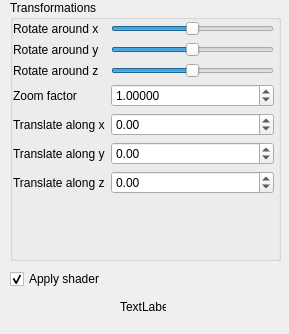
Above: CAGD_PROJECT/GUI/SideWidget.ui from csibesz07/216FA51A671ED914665757126D977 before the change. Below: the same form after it.
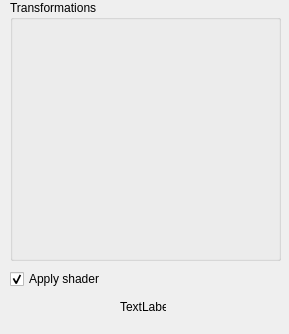
That is the form after the change.

```diff
--- a/CAGD_PROJECT/GUI/SideWidget.ui
+++ b/CAGD_PROJECT/GUI/SideWidget.ui
@@ -37,185 +37,6 @@
    <property name="title">
     <string>Transformations</string>
    </property>
-   <widget class="QWidget" name="layoutWidget">
-    <property name="geometry">
-     <rect>
-      <x>3</x>
-      <y>21</y>
-      <width>261</width>
-      <height>230</height>
-     </rect>
-    </property>
-    <layout class="QFormLayout" name="formLayout">
-     <item row="0" column="0">
-      <widget class="QLabel" name="label">
-       <property name="text">
-        <string>Rotate around x</string>
-       </property>
-       <property name="buddy">
-        <cstring>rotate_x_slider</cstring>
-       </property>
-      </widget>
-     </item>
-     <item row="0" column="1">
-      <widget class="QSlider" name="rotate_x_slider">
-       <property name="minimum">
-        <number>-180</number>
-       </property>
-       <property name="maximum">
-        <number>180</number>
-       </property>
-       <property name="orientation">
-        <enum>Qt::Horizontal</enum>
-       </property>
-      </widget>
-     </item>
-     <item row="1" column="0">
-      <widget class="QLabel" name="label_2">
-       <property name="text">
-        <string>Rotate around y</string>
-       </property>
-       <property name="buddy">
-        <cstring>rotate_y_slider</cstring>
-       </property>
-      </widget>
-     </item>
-     <item row="1" column="1">
-      <widget class="QSlider" name="rotate_y_slider">
-       <property name="minimum">
-        <number>-180</number>
-       </property>
-       <property name="maximum">
-        <number>180</number>
-       </property>
-       <property name="orientation">
-        <enum>Qt::Horizontal</enum>
-       </property>
-      </widget>
-     </item>
-     <item row="2" column="0">
-      <widget class="QLabel" name="label_3">
-       <property name="text">
-        <string>Rotate around z</string>
-       </property>
-       <property name="buddy">
-        <cstring>rotate_z_slider</cstring>
-       </property>
-      </widget>
-     </item>
-     <item row="2" column="1">
-      <widget class="QSlider" name="rotate_z_slider">
-       <property name="minimum">
-        <number>-180</number>
-       </property>
-       <property name="maximum">
-        <number>180</number>
-       </property>
-       <property name="orientation">
-        <enum>Qt::Horizontal</enum>
-       </property>
-      </widget>
-     </item>
-     <item row="3" column="0">
-      <widget class="QLabel" name="label_4">
-       <property name="text">
-        <string>Zoom factor</string>
-       </property>
-       <property name="buddy">
-        <cstring>zoom_factor_spin_box</cstring>
-       </property>
-      </widget>
-     </item>
-     <item row="3" column="1">
-      <widget class="QDoubleSpinBox" name="zoom_factor_spin_box">
-       <property name="decimals">
-        <number>5</number>
-       </property>
-       <property name="minimum">
-        <double>0.000100000000000</double>
-       </property>
-       <property name="maximum">
-        <double>10000.000000000000000</double>
-       </property>
-       <property name="singleStep">
-        <double>0.100000000000000</double>
-       </property>
-       <property name="value">
-        <double>1.000000000000000</double>
-       </property>
-      </widget>
-     </item>
-     <item row="4" column="0">
-      <widget class="QLabel" name="label_5">
-       <property name="text">
-        <string>Translate along x</string>
-       </property>
-       <property name="buddy">
-        <cstring>trans_x_spin_box</cstring>
-       </property>
-      </widget>
-     </item>
-     <item row="4" column="1">
-      <widget class="QDoubleSpinBox" name="trans_x_spin_box">
-       <property name="minimum">
-        <double>-100.000000000000000</double>
-       </property>
-       <property name="maximum">
-        <double>100.000000000000000</double>
-       </property>
-       <property name="singleStep">
-        <double>0.100000000000000</double>
-       </property>
-      </widget>
-     </item>
-     <item row="5" column="0">
-      <widget class="QLabel" name="label_6">
-       <property name="text">
-        <string>Translate along y</string>
-       </property>
-       <property name="buddy">
-        <cstring>trans_y_spin_box</cstring>
-       </property>
-      </widget>
-     </item>
-     <item row="5" column="1">
-      <widget class="QDoubleSpinBox" name="trans_y_spin_box">
-       <property name="minimum">
-        <double>-100.000000000000000</double>
-       </property>
-       <property name="maximum">
-        <double>100.000000000000000</double>
-       </property>
-       <property name="singleStep">
-        <double>0.100000000000000</double>
-       </property>
-      </widget>
-     </item>
-     <item row="6" column="0">
-      <widget class="QLabel" name="label_7">
-       <property name="text">
-        <string>Translate along z</string>
-       </property>
-       <property name="buddy">
-        <cstring>trans_z_spin_box</cstring>
-       </property>
-      </widget>
-     </item>
-     <item row="6" column="1">
-      <widget class="QDoubleSpinBox" name="trans_z_spin_box">
-       <property name="minimum">
-        <double>-100.000000000000000</double>
-       </property>
-       <property name="maximum">
-        <double>100.000000000000000</double>
-       </property>
-       <property name="singleStep">
-        <double>0.100000000000000</double>
-       </property>
-      </widget>
-     </item>
-    </layout>
-   </widget>
   </widget>
   <widget class="QCheckBox" name="shader_check_box">
    <property name="geometry">
```
